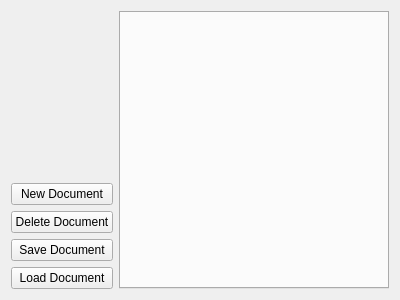
Above: documenteditorview.ui from JoseCM/TraceabilityMatrix before the change. Below: the same form after it.
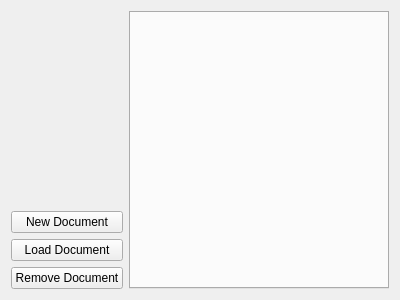
That is the form after the change.

The edit to the form file:
```diff
--- a/documenteditorview.ui
+++ b/documenteditorview.ui
@@ -36,20 +36,6 @@
        </property>
       </widget>
      </item>
-     <item>
-      <widget class="QPushButton" name="deleteButton">
-       <property name="text">
-        <string>Delete Document</string>
-       </property>
-      </widget>
-     </item>
-     <item>
-      <widget class="QPushButton" name="saveButton">
-       <property name="text">
-        <string>Save Document</string>
-       </property>
-      </widget>
-     </item>
      <item>
       <widget class="QPushButton" name="loadDocButton">
        <property name="text">
@@ -57,6 +43,13 @@
        </property>
       </widget>
      </item>
+     <item>
+      <widget class="QPushButton" name="deleteButton">
+       <property name="text">
+        <string>Remove Document</string>
+       </property>
+      </widget>
+     </item>
     </layout>
    </item>
    <item>
```
